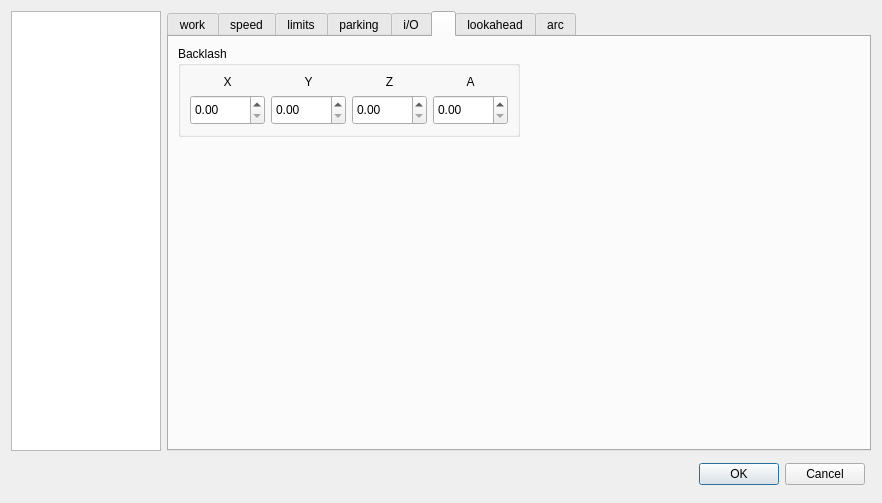
Old version of the form sources/forms/Settings.ui in the repository eduard-x/cnc-qt.
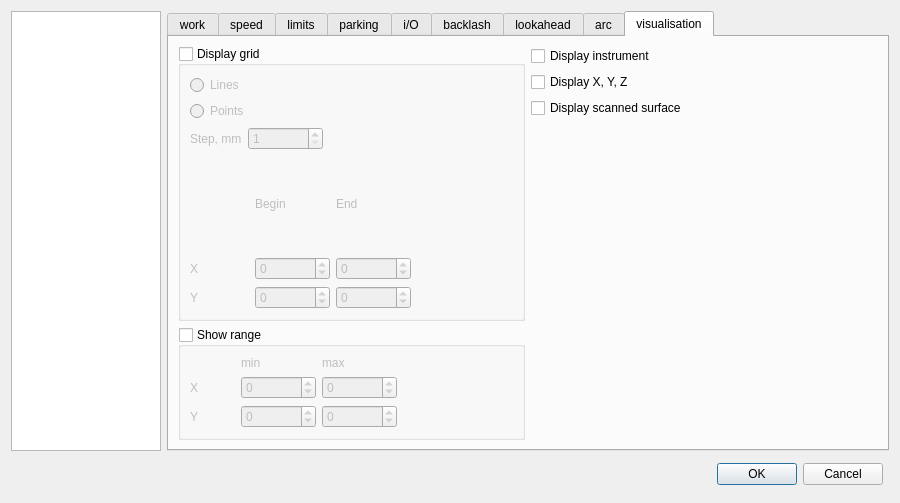
New version of the form.

Commit message: settings3d popup window removed

Patch:
```diff
--- a/sources/forms/Settings.ui
+++ b/sources/forms/Settings.ui
@@ -6,7 +6,7 @@
    <rect>
     <x>0</x>
     <y>0</y>
-    <width>882</width>
+    <width>900</width>
     <height>503</height>
    </rect>
   </property>
@@ -84,7 +84,7 @@
         <set>Qt::ImhNone</set>
        </property>
        <property name="currentIndex">
-        <number>5</number>
+        <number>8</number>
        </property>
        <property name="iconSize">
         <size>
@@ -1948,7 +1948,7 @@
          </sizepolicy>
         </property>
         <attribute name="title">
-         <string/>
+         <string>backlash</string>
         </attribute>
         <layout class="QGridLayout" name="gridLayout_14">
          <item row="0" column="0">
@@ -2277,6 +2277,379 @@
          </item>
         </layout>
        </widget>
+       <widget class="QWidget" name="tab_4">
+        <attribute name="title">
+         <string>visualisation</string>
+        </attribute>
+        <layout class="QGridLayout" name="gridLayout_19">
+         <item row="0" column="0">
+          <widget class="QGroupBox" name="groupBoxGrid">
+           <property name="title">
+            <string>Display grid</string>
+           </property>
+           <property name="checkable">
+            <bool>true</bool>
+           </property>
+           <property name="checked">
+            <bool>false</bool>
+           </property>
+           <layout class="QGridLayout" name="gridLayout_16">
+            <item row="0" column="0">
+             <widget class="QRadioButton" name="radioButtonLines">
+              <property name="text">
+               <string>Lines</string>
+              </property>
+             </widget>
+            </item>
+            <item row="2" column="0" colspan="3">
+             <layout class="QHBoxLayout" name="horizontalLayout_3">
+              <item>
+               <widget class="QLabel" name="labelStep">
+                <property name="text">
+                 <string>Step, mm</string>
+                </property>
+               </widget>
+              </item>
+              <item>
+               <widget class="QSpinBox" name="spinBoxGrid">
+                <property name="minimumSize">
+                 <size>
+                  <width>75</width>
+                  <height>0</height>
+                 </size>
+                </property>
+                <property name="minimum">
+                 <number>1</number>
+                </property>
+               </widget>
+              </item>
+              <item>
+               <spacer name="horizontalSpacer_2">
+                <property name="orientation">
+                 <enum>Qt::Horizontal</enum>
+                </property>
+                <property name="sizeHint" stdset="0">
+                 <size>
+                  <width>40</width>
+                  <height>20</height>
+                 </size>
+                </property>
+               </spacer>
+              </item>
+             </layout>
+            </item>
+            <item row="3" column="1">
+             <widget class="QLabel" name="labelBeg">
+              <property name="text">
+               <string>Begin</string>
+              </property>
+             </widget>
+            </item>
+            <item row="3" column="2">
+             <widget class="QLabel" name="labelEnd_2">
+              <property name="text">
+               <string>End</string>
+              </property>
+             </widget>
+            </item>
+            <item row="4" column="0">
+             <widget class="QLabel" name="label_23">
+              <property name="minimumSize">
+               <size>
+                <width>45</width>
+                <height>0</height>
+               </size>
+              </property>
+              <property name="text">
+               <string>X</string>
+              </property>
+             </widget>
+            </item>
+            <item row="4" column="1">
+             <widget class="QSpinBox" name="spinBoxBeginX">
+              <property name="minimumSize">
+               <size>
+                <width>75</width>
+                <height>0</height>
+               </size>
+              </property>
+              <property name="minimum">
+               <number>-100</number>
+              </property>
+              <property name="maximum">
+               <number>100</number>
+              </property>
+             </widget>
+            </item>
+            <item row="4" column="2">
+             <widget class="QSpinBox" name="spinBoxEndX">
+              <property name="minimumSize">
+               <size>
+                <width>75</width>
+                <height>0</height>
+               </size>
+              </property>
+              <property name="minimum">
+               <number>-100</number>
+              </property>
+              <property name="maximum">
+               <number>100</number>
+              </property>
+             </widget>
+            </item>
+            <item row="5" column="0">
+             <widget class="QLabel" name="label_24">
+              <property name="minimumSize">
+               <size>
+                <width>45</width>
+                <height>0</height>
+               </size>
+              </property>
+              <property name="text">
+               <string>Y</string>
+              </property>
+             </widget>
+            </item>
+            <item row="5" column="1">
+             <widget class="QSpinBox" name="spinBoxBeginY">
+              <property name="minimumSize">
+               <size>
+                <width>75</width>
+                <height>0</height>
+               </size>
+              </property>
+              <property name="minimum">
+               <number>-100</number>
+              </property>
+              <property name="maximum">
+               <number>100</number>
+              </property>
+             </widget>
+            </item>
+            <item row="5" column="2">
+             <widget class="QSpinBox" name="spinBoxEndY">
+              <property name="minimumSize">
+               <size>
+                <width>75</width>
+                <height>0</height>
+               </size>
+              </property>
+              <property name="minimum">
+               <number>-100</number>
+              </property>
+              <property name="maximum">
+               <number>100</number>
+              </property>
+             </widget>
+            </item>
+            <item row="5" column="3">
+             <spacer name="horizontalSpacer_6">
+              <property name="orientation">
+               <enum>Qt::Horizontal</enum>
+              </property>
+              <property name="sizeHint" stdset="0">
+               <size>
+                <width>40</width>
+                <height>20</height>
+               </size>
+              </property>
+             </spacer>
+            </item>
+            <item row="1" column="0">
+             <widget class="QRadioButton" name="radioButtonPoints">
+              <property name="text">
+               <string>Points</string>
+              </property>
+             </widget>
+            </item>
+           </layout>
+          </widget>
+         </item>
+         <item row="0" column="1">
+          <layout class="QVBoxLayout" name="verticalLayout">
+           <item>
+            <widget class="QCheckBox" name="checkBoxInstr">
+             <property name="text">
+              <string>Display instrument</string>
+             </property>
+            </widget>
+           </item>
+           <item>
+            <widget class="QCheckBox" name="checkBoxXYZ">
+             <property name="text">
+              <string>Display X, Y, Z</string>
+             </property>
+            </widget>
+           </item>
+           <item>
+            <widget class="QCheckBox" name="checkBoxSurface">
+             <property name="text">
+              <string>Display scanned surface</string>
+             </property>
+            </widget>
+           </item>
+           <item>
+            <spacer name="verticalSpacer_4">
+             <property name="orientation">
+              <enum>Qt::Vertical</enum>
+             </property>
+             <property name="sizeHint" stdset="0">
+              <size>
+               <width>20</width>
+               <height>40</height>
+              </size>
+             </property>
+            </spacer>
+           </item>
+          </layout>
+         </item>
+         <item row="1" column="0">
+          <widget class="QGroupBox" name="groupBoxShowRang">
+           <property name="title">
+            <string>Show range</string>
+           </property>
+           <property name="checkable">
+            <bool>true</bool>
+           </property>
+           <property name="checked">
+            <bool>false</bool>
+           </property>
+           <layout class="QGridLayout" name="gridLayout_18">
+            <item row="2" column="1">
+             <widget class="QSpinBox" name="spinBoxMinY">
+              <property name="minimumSize">
+               <size>
+                <width>75</width>
+                <height>0</height>
+               </size>
+              </property>
+              <property name="minimum">
+               <number>-100</number>
+              </property>
+              <property name="maximum">
+               <number>100</number>
+              </property>
+             </widget>
+            </item>
+            <item row="0" column="1">
+             <widget class="QLabel" name="labelMin_2">
+              <property name="text">
+               <string>min</string>
+              </property>
+             </widget>
+            </item>
+            <item row="0" column="2">
+             <widget class="QLabel" name="labelMax_2">
+              <property name="text">
+               <string>max</string>
+              </property>
+             </widget>
+            </item>
+            <item row="1" column="0">
+             <widget class="QLabel" name="label_25">
+              <property name="minimumSize">
+               <size>
+                <width>45</width>
+                <height>0</height>
+               </size>
+              </property>
+              <property name="text">
+               <string>X</string>
+              </property>
+             </widget>
+            </item>
+            <item row="1" column="1">
+             <widget class="QSpinBox" name="spinBoxMinX">
+              <property name="minimumSize">
+               <size>
+                <width>75</width>
+                <height>0</height>
+               </size>
+              </property>
+              <property name="minimum">
+               <number>-100</number>
+              </property>
+              <property name="maximum">
+               <number>100</number>
+              </property>
+             </widget>
+            </item>
+            <item row="1" column="2">
+             <widget class="QSpinBox" name="spinBoxMaxX">
+              <property name="minimumSize">
+               <size>
+                <width>75</width>
+                <height>0</height>
+               </size>
+              </property>
+              <property name="minimum">
+               <number>-100</number>
+              </property>
+              <property name="maximum">
+               <number>100</number>
+              </property>
+             </widget>
+            </item>
+            <item row="2" column="0">
+             <widget class="QLabel" name="label_26">
+              <property name="minimumSize">
+               <size>
+                <width>45</width>
+                <height>0</height>
+               </size>
+              </property>
+              <property name="text">
+               <string>Y</string>
+              </property>
+             </widget>
+            </item>
+            <item row="2" column="2">
+             <widget class="QSpinBox" name="spinBoxMaxY">
+              <property name="minimumSize">
+               <size>
+                <width>75</width>
+                <height>0</height>
+               </size>
+              </property>
+              <property name="minimum">
+               <number>-100</number>
+              </property>
+              <property name="maximum">
+               <number>100</number>
+              </property>
+             </widget>
+            </item>
+            <item row="1" column="3">
+             <spacer name="horizontalSpacer_10">
+              <property name="orientation">
+               <enum>Qt::Horizontal</enum>
+              </property>
+              <property name="sizeHint" stdset="0">
+               <size>
+                <width>40</width>
+                <height>20</height>
+               </size>
+              </property>
+             </spacer>
+            </item>
+           </layout>
+          </widget>
+         </item>
+         <item row="1" column="1">
+          <spacer name="horizontalSpacer_13">
+           <property name="orientation">
+            <enum>Qt::Horizontal</enum>
+           </property>
+           <property name="sizeHint" stdset="0">
+            <size>
+             <width>40</width>
+             <height>20</height>
+            </size>
+           </property>
+          </spacer>
+         </item>
+        </layout>
+       </widget>
       </widget>
      </item>
     </layout>
```
The commit also changes 14 other files.
